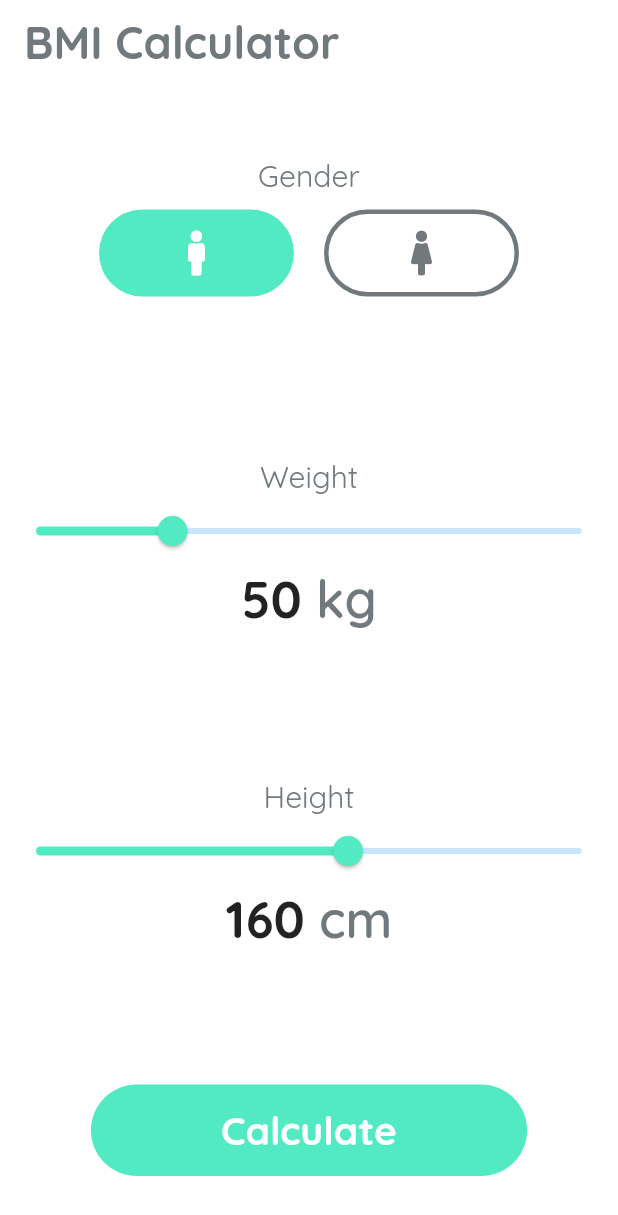
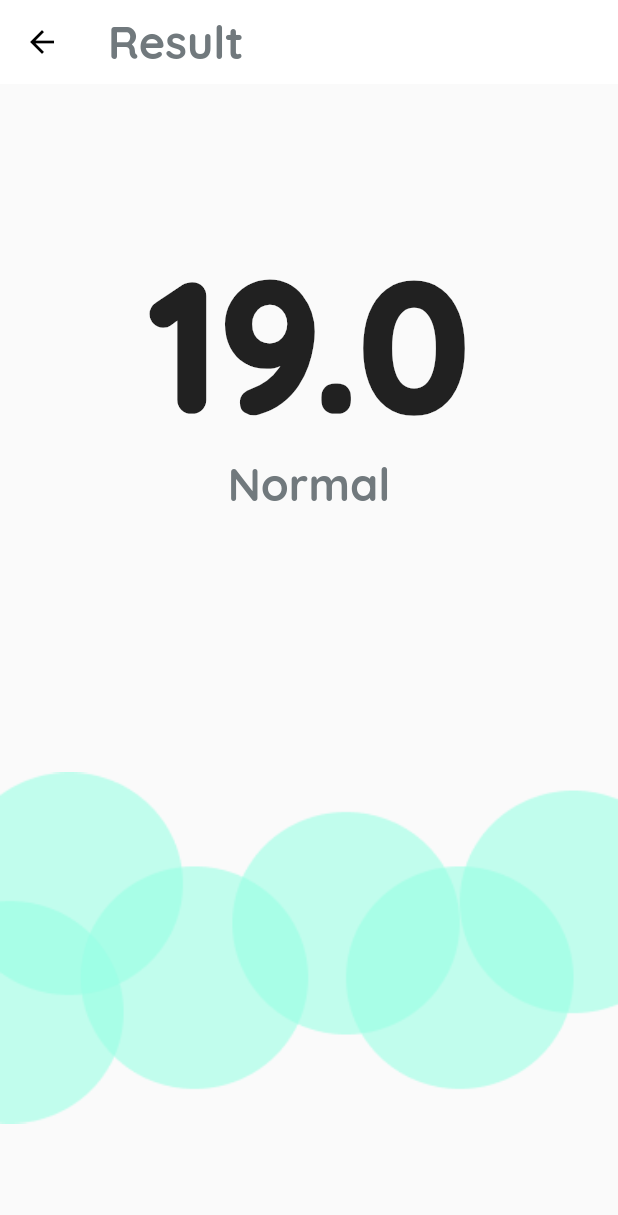
Before and after one commit to oliver733/bmi_app, a Flutter app: the screen it shows after launch, after a tap on "Calculate", on a phone screen of 412 x 824 dp. Shown: the top 1215 px of the screen. Run offline on Flutter 3.47's test engine with Material 2 defaults, Android fonts, the phone set to English and light mode, and no system bars; our stand-ins replace font_awesome_flutter, google_fonts.

Commit message:
result page

```diff
--- a/lib/main.dart
+++ b/lib/main.dart
@@ -1,7 +1,7 @@
 import 'dart:io';
 import 'package:bmi/colors.dart';
 import 'package:bmi/data/strings.dart';
-import 'package:bmi/ui/home.dart';
+import 'package:bmi/ui/home_page.dart';
 import 'package:flutter/material.dart';
 import 'package:google_fonts/google_fonts.dart';
 
--- a/lib/ui/home.dart
+++ b/lib/ui/home_page.dart
@@ -1,4 +1,5 @@
 import 'package:bmi/colors.dart';
+import 'package:bmi/ui/result_page.dart';
 import 'package:flutter/material.dart';
 import 'package:font_awesome_flutter/font_awesome_flutter.dart';
 
@@ -13,6 +14,20 @@ class _MyHomePageState extends State<MyHomePage> {
   Gender _selectedGender = Gender.male;
   int _selectedWeight = 50;
   int _selectedHeight = 160;
+
+  void _goToResult() {
+    double result =
+        (_selectedWeight / ((_selectedHeight / 100) * (_selectedHeight / 100)))
+            .floorToDouble();
+    Navigator.push(
+      context,
+      MaterialPageRoute(
+        builder: (context) => ResultPage(
+          result: result,
+        ),
+      ),
+    );
+  }
 
   @override
   Widget build(BuildContext context) {
@@ -46,7 +61,9 @@ class _MyHomePageState extends State<MyHomePage> {
       width: (MediaQuery.of(context).size.width / 100) * 90,
       child: RaisedButton(
         elevation: 0,
-        onPressed: () {},
+        onPressed: () {
+          _goToResult();
+        },
         color: MyColors.green,
         child: Text(
           "Calculate",
--- /dev/null
+++ b/lib/ui/result_page.dart
@@ -0,0 +1,66 @@
+import 'package:bmi/colors.dart';
+import 'package:flutter/material.dart';
+
+class ResultPage extends StatefulWidget {
+  final double result;
+
+  ResultPage({@required this.result});
+
+  @override
+  _ResultPageState createState() => _ResultPageState();
+}
+
+class _ResultPageState extends State<ResultPage> {
+  @override
+  Widget build(BuildContext context) {
+    String classifcationText;
+    if (widget.result < 18.5) {
+      classifcationText = "Underweight";
+    } else if (widget.result < 25) {
+      classifcationText = "Normal";
+    } else {
+      classifcationText = "Overweight";
+    }
+
+    return Scaffold(
+        appBar: AppBar(
+          title: Text("Result"),
+        ),
+        body: Center(
+            child: Column(
+          children: <Widget>[
+            Flexible(
+              flex: 1,
+              child: Column(
+                mainAxisAlignment: MainAxisAlignment.center,
+                children: <Widget>[
+                  Text(
+                    widget.result.toString(),
+                    style:
+                        TextStyle(fontSize: 120, fontWeight: FontWeight.w900),
+                  ),
+                  Text(
+                    classifcationText,
+                    style: TextStyle(
+                        fontSize: 30,
+                        fontWeight: FontWeight.bold,
+                        color: MyColors.grey),
+                  ),
+                ],
+              ),
+            ),
+            Flexible(
+              flex: 1,
+              child: Container(
+                decoration: BoxDecoration(
+                  image: DecorationImage(
+                    fit: BoxFit.contain,
+                    image: AssetImage('assets/images/background.png'),
+                  ),
+                ),
+              ),
+            ),
+          ],
+        )));
+  }
+}
--- a/pubspec.yaml
+++ b/pubspec.yaml
@@ -43,8 +43,8 @@ flutter:
   uses-material-design: true
 
   # To add assets to your application, add an assets section, like this:
-  # assets:
-  #  - images/a_dot_burr.jpeg
+  assets:
+   - assets/images/
   #  - images/a_dot_ham.jpeg
 
   # An image asset can refer to one or more resolution-specific "variants", see
```
Also changed, not shown: assets/images/background.png (added).
